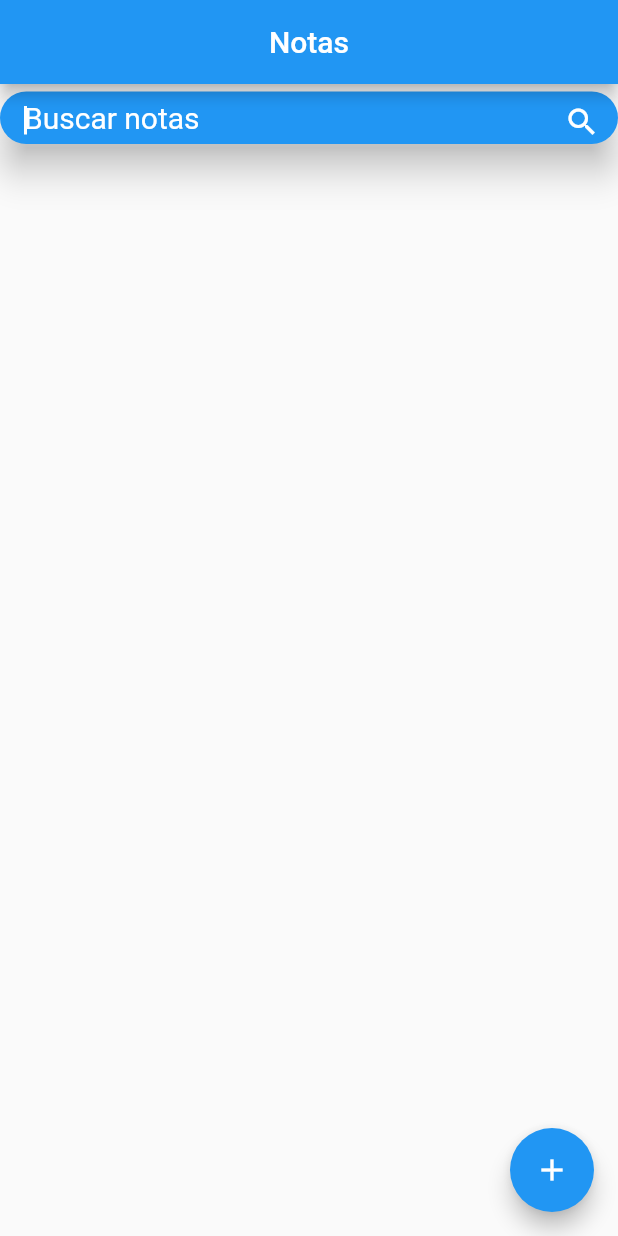
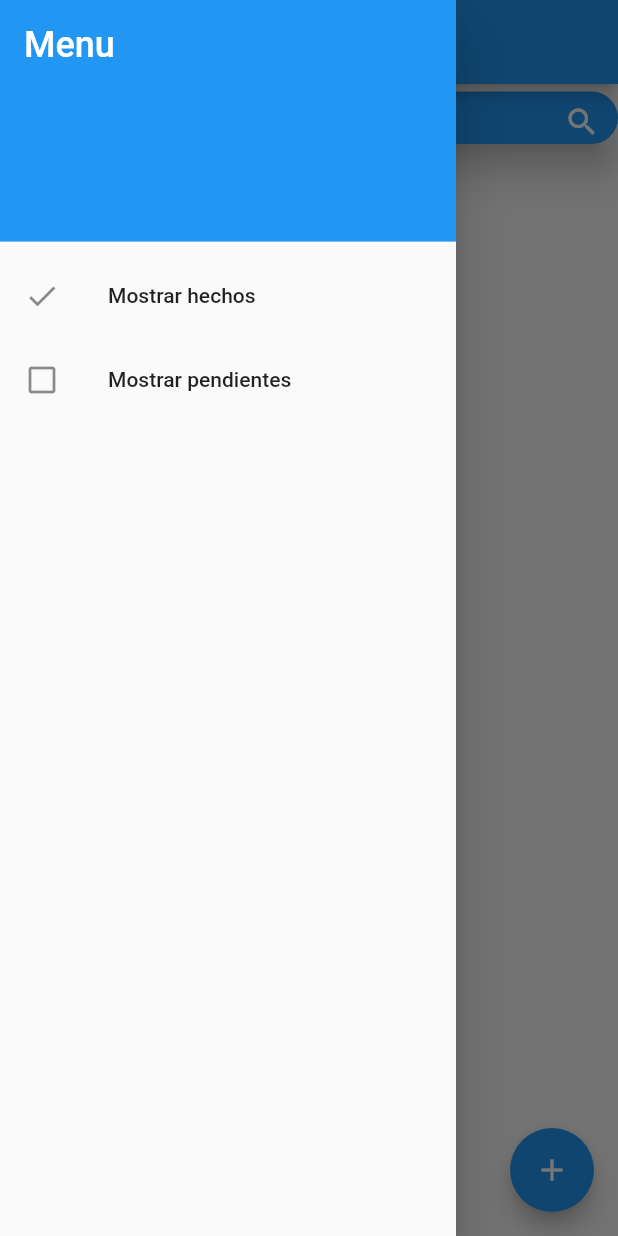
Before and after one commit to leoperez0782/notes_app, a Flutter app: the screen it shows after launch, with the side drawer open (before the commit the screen has no drawer), on a phone screen of 412 x 824 dp. Run offline on Flutter 3.47's test engine with Material 2 defaults, Android fonts, the phone set to English and light mode, and no system bars; our stand-ins replace rxdart, sqflite; accounts and stored records are empty.

Commit message:
add drawer and filter by done and undone

```diff
--- a/lib/src/pages/home_page.dart
+++ b/lib/src/pages/home_page.dart
@@ -3,6 +3,7 @@ import 'package:notes_app/src/blocs/notes_bloc.dart';
 import 'package:notes_app/src/blocs/provider.dart';
 import 'package:notes_app/src/models/note_model.dart';
 import 'package:notes_app/src/widgets/custom_search_appbar.dart';
+import 'package:notes_app/src/widgets/menu_drawer.dart';
 import 'package:notes_app/src/widgets/note_widget.dart';
 
 class HomePage extends StatefulWidget {
@@ -22,6 +23,7 @@ class _HomePageState extends State<HomePage> {
         title: Text('Notas'),
         centerTitle: true,
       ),
+      drawer: HomePageDrawer(),
       body: Scaffold(
         appBar: PreferredSize(
           child: CustomSearchAppbar(),
--- /dev/null
+++ b/lib/src/widgets/menu_drawer.dart
@@ -0,0 +1,61 @@
+import 'package:flutter/material.dart';
+import 'package:notes_app/src/blocs/provider.dart';
+
+class HomePageDrawer extends StatefulWidget {
+  HomePageDrawer({Key key}) : super(key: key);
+
+  @override
+  _HomePageDrawerState createState() => _HomePageDrawerState();
+}
+
+class _HomePageDrawerState extends State<HomePageDrawer> {
+  @override
+  Widget build(BuildContext context) {
+    return Drawer(
+      child: ListView(
+        padding: EdgeInsets.zero,
+        children: [
+          _createMenuHeader(),
+          _showButton(Icon(Icons.done), 'Mostrar hechos', _showCompleteNotes),
+          _showButton(Icon(Icons.check_box_outline_blank), 'Mostrar pendientes',
+              _showUnCompleteNotes),
+        ],
+      ),
+    );
+  }
+
+  Widget _createMenuHeader() {
+    return DrawerHeader(
+        decoration: BoxDecoration(
+          color: Colors.blue,
+        ),
+        child: Text(
+          'Menu',
+          style: TextStyle(
+            color: Colors.white,
+            fontSize: 24,
+          ),
+        ));
+  }
+
+  Widget _showButton(Icon icon, String title, Function onTap) {
+    return ListTile(
+      leading: icon,
+      title: Text('$title'),
+      onTap: onTap,
+    );
+  }
+
+  _showCompleteNotes() {
+    final notesBloc = Provider.notesBloc(context);
+    setState(() {
+      notesBloc.loadCompletes();
+    });
+  }
+
+  _showUnCompleteNotes() {
+    final notesBloc = Provider.notesBloc(context);
+
+    notesBloc.loadUnCompletes();
+  }
+}
```
Also changed, not shown: lib/src/blocs/notes_bloc.dart (+10 -0 lines), lib/src/providers/repository_provider.dart (+10 -0 lines), lib/src/widgets/main_appbar.dart (added, +20 -0 lines).
